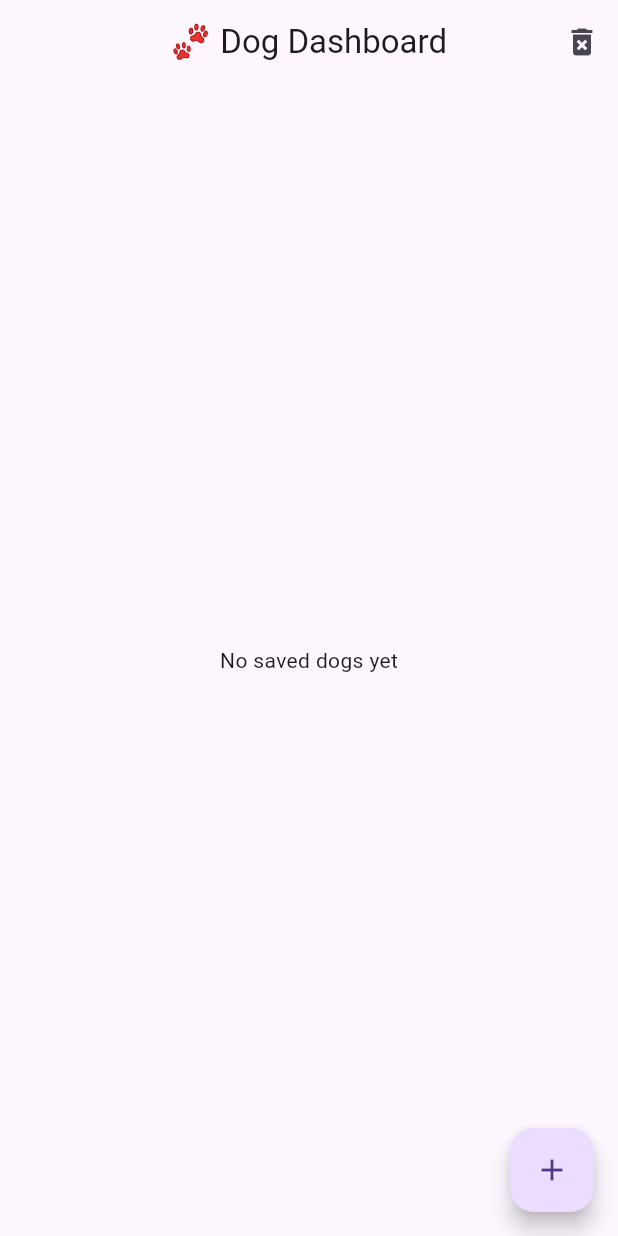
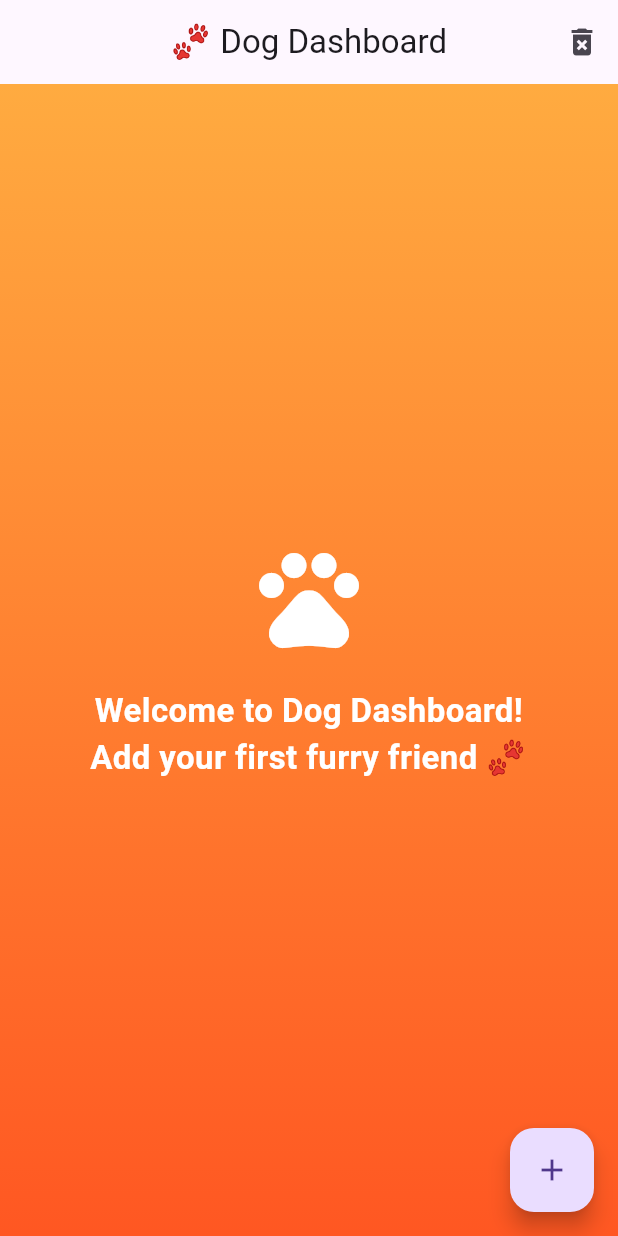
Before and after one commit to brunorrp13/flutter_dog_dashboard, a Flutter app: the screen it shows after launch, on a phone screen of 412 x 824 dp. Run offline on Flutter 3.47's test engine with Material 3 defaults, Android fonts, the phone set to English and light mode, and no system bars; our stand-ins replace camera, flutter_riverpod, freezed_annotation, graphql_flutter, hive, hive_flutter and 1 more; accounts and stored records are empty; generated files the repository leaves out were written again.

Commit message:
UX improved

```diff
--- a/lib/presentation/pages/home_page.dart
+++ b/lib/presentation/pages/home_page.dart
@@ -77,8 +77,40 @@ class _SavedDogsPageState extends State<HomePage> {
             ],
           ),
           body: dogs.isEmpty
-              ? const Center(child: Text('No saved dogs yet'))
-              : ListView.builder(
+              ? Container(
+                  width: double.infinity,
+                  decoration: const BoxDecoration(
+                    gradient: LinearGradient(
+                      colors: [Colors.orangeAccent, Colors.deepOrange],
+                      begin: Alignment.topCenter,
+                      end: Alignment.bottomCenter,
+                    ),
+                  ),
+                  child: Column(
+                    mainAxisAlignment: MainAxisAlignment.center,
+                    children: const [
+                      Icon(Icons.pets, size: 80, color: Colors.white),
+                      SizedBox(height: 20),
+                      Text(
+                        'Welcome to Dog Dashboard!\nAdd your first furry friend 🐾',
+                        textAlign: TextAlign.center,
+                        style: TextStyle(
+                            color: Colors.white,
+                            fontSize: 22,
+                            fontWeight: FontWeight.bold),
+                      ),
+                    ],
+                  ),
+                )
+              : Container(
+                  decoration: const BoxDecoration(
+                    gradient: LinearGradient(
+                      colors: [Colors.white, Colors.orangeAccent],
+                      begin: Alignment.topCenter,
+                      end: Alignment.bottomCenter,
+                    ),
+                  ),
+                  child: ListView.builder(
                     padding: const EdgeInsets.all(12),
                     itemCount: dogs.length,
                     itemBuilder: (context, index) {
@@ -143,6 +175,7 @@ class _SavedDogsPageState extends State<HomePage> {
                       );
                     },
                   ),
+                ),
           floatingActionButton: FloatingActionButton(
             onPressed: () => {
               Navigator.push(
```
Lines whose indentation alone changed are shown as unchanged.
